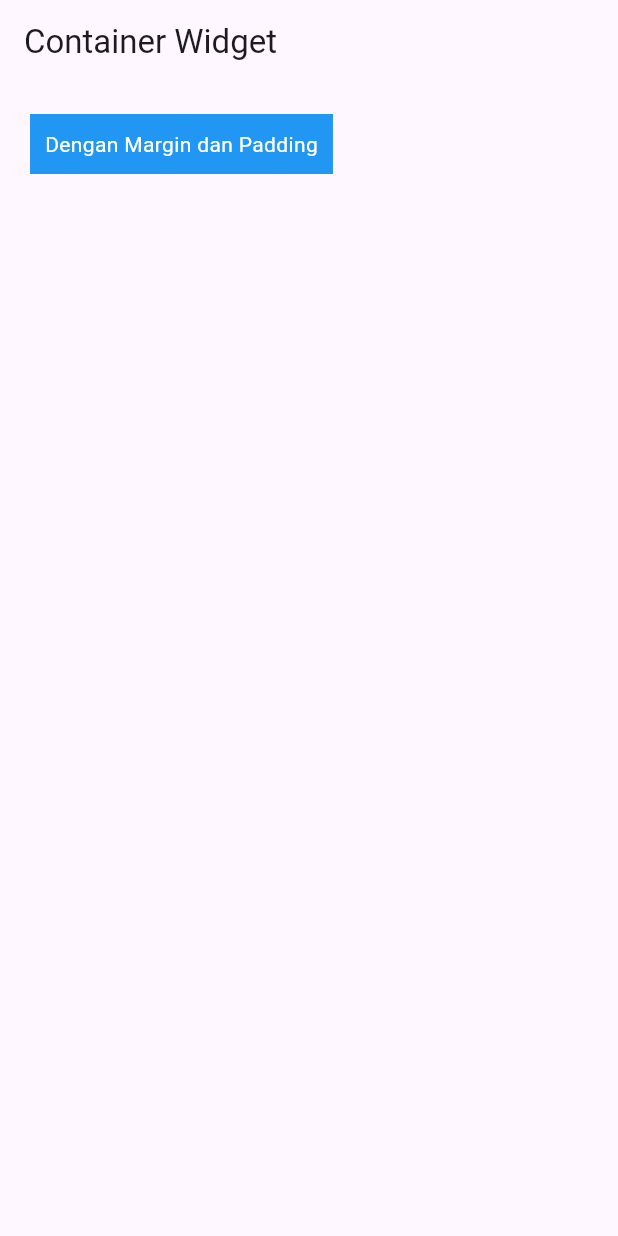
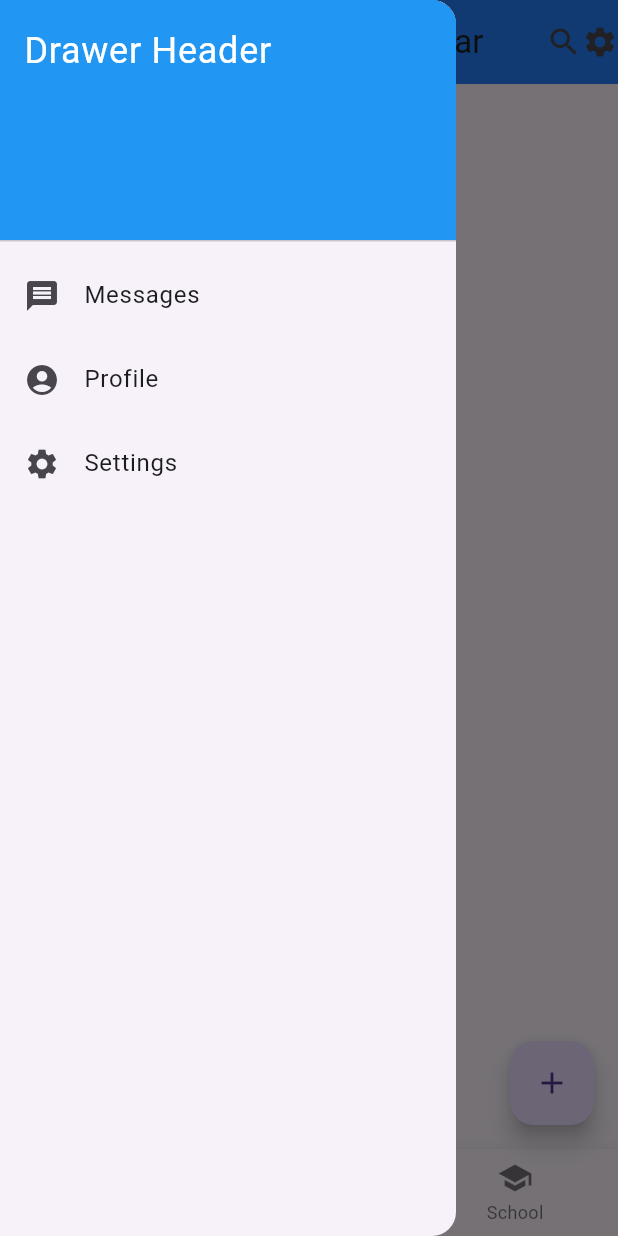
Before and after one commit to BagasSatriaYn/Project6Flutter, a Flutter app: the screen it shows after launch, with the side drawer open (before the commit the screen has no drawer), on a phone screen of 412 x 824 dp. Run offline on Flutter 3.47's test engine with Material 3 defaults, Android fonts, the phone set to English and light mode, and no system bars.

Commit message:
Drawer & bottomnavigator

```diff
--- a/lib/main.dart
+++ b/lib/main.dart
@@ -1,45 +1,62 @@
 import 'package:flutter/material.dart';
 
 void main() {
-  runApp(const MyApp());
+  runApp(const SatttApp());
 }
 
-class MyApp extends StatelessWidget {
-  const MyApp({super.key});
+class SatttApp extends StatelessWidget {
+  const SatttApp({super.key});
+
   @override
   Widget build(BuildContext context) {
     return MaterialApp(
       home: Scaffold(
         appBar: AppBar(
-          title: const Text('Container Widget'),),
-          body: Container(
-            margin: const EdgeInsets.all(20),
-            padding: const EdgeInsets.all(10),
-            color: Colors.blue,
-              child: Text("Dengan Margin dan Padding", style: TextStyle(color: Colors.white),),
+          title: const Text("Belajar Scaffold & Appbar"),
+          backgroundColor: const Color.fromARGB(255, 34, 126, 246),
+          actions: const [
+            Icon(Icons.search),
+            Icon(Icons.settings),
+          ],
+        ),
+        body: const   Center(
+          child: Text("ini body aplikasi"),
+        ),
+        floatingActionButton: FloatingActionButton(
+          onPressed: () {},
+          child: const Icon(Icons.add),
+        ),
+        drawer: Drawer(
+          child: ListView(
+            padding: EdgeInsets.zero,
+            children: const<Widget>[
+              DrawerHeader(
+                decoration: BoxDecoration(color: Colors.blue),
+                child: Text(
+                  'Drawer Header',
+                  style: TextStyle(color: Colors.white, fontSize: 24),
+                ),
+              ),
+              ListTile(leading: Icon(Icons.message),title: Text("Messages")),
+              ListTile(
+                leading: Icon(Icons.account_circle),
+                title: Text("Profile"),
+              ),
+              ListTile(leading: Icon(Icons.settings),title: Text("Settings")),
+            ],
+          ),
+        ),
+        bottomNavigationBar: BottomNavigationBar(
+          items: const<BottomNavigationBarItem>[
+            BottomNavigationBarItem(icon: Icon(Icons.home), label: 'Home'),
+            BottomNavigationBarItem(
+              icon: Icon(Icons.business),
+              label: 'Business'
             ),
-          ),
-      );
-  }
+          BottomNavigationBarItem(icon: Icon(Icons.school), label: 'School'),
+          ],
+        ),
+     ),
+  );
 }
-//           Center(
-//             child: Column(
-//               mainAxisAlignment: MainAxisAlignment.center,
-//               children: [
-//                 const Text("Atas"),
-//                 Row(
-//                   mainAxisAlignment: MainAxisAlignment.center,
-//                   children: const [
-//                     Icon(Icons.star, color: Colors.red, size: 40),
-//                     Icon(Icons.star, color: Colors.red, size: 40),
-//                     Icon(Icons.star, color: Colors.red, size: 40),
-//                   ],
-//                 ),
-//                 const Text("Bawah"),
-//               ],
-//             ),
-//             ),
-//           ),
-//     );
-//   }
-// }
+}
```
